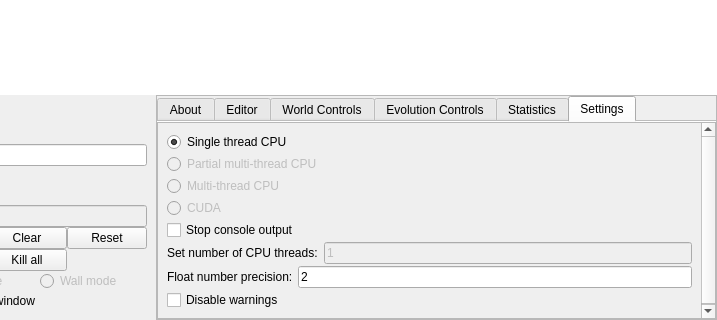
Qt form LifeEngineCpp/mainwindow.ui (SuperSpaceEye/LifeEngineExtended) before a commit; both pictures show x 183 to 900 and y 580 to 900 of the 900 by 900 pixel window.
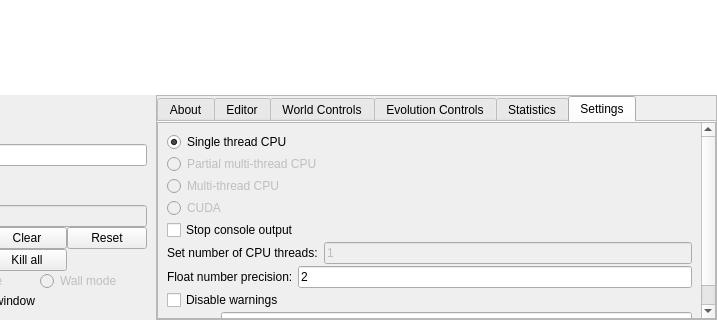
The same form after that commit. The open tabs and pages were chosen to show the change.

Commit message: Added font size changing.

What changed in the file:
```diff
--- a/LifeEngineCpp/mainwindow.ui
+++ b/LifeEngineCpp/mainwindow.ui
@@ -1440,9 +1440,9 @@
                 <property name="geometry">
                  <rect>
                   <x>0</x>
-                  <y>0</y>
-                  <width>98</width>
-                  <height>238</height>
+                  <y>-75</y>
+                  <width>506</width>
+                  <height>267</height>
                  </rect>
                 </property>
                 <property name="sizePolicy">
@@ -1606,6 +1606,20 @@
                       </property>
                      </widget>
                     </item>
+                    <item>
+                     <layout class="QHBoxLayout" name="horizontalLayout_30">
+                      <item>
+                       <widget class="QLabel" name="label_25">
+                        <property name="text">
+                         <string>Font size:</string>
+                        </property>
+                       </widget>
+                      </item>
+                      <item>
+                       <widget class="QLineEdit" name="le_font_size"/>
+                      </item>
+                     </layout>
+                    </item>
                    </layout>
                   </widget>
                  </item>
```
Left out of the diff: 29 changed lines with no effect on the pictures. The commit also changes 5 other files.
